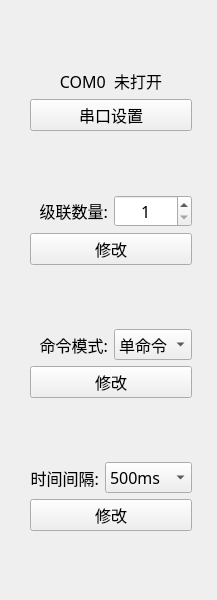
Before: the Qt Designer form IDC_TestSystem/eload/eload_toolbox/eload_settingtoolwid.ui in ChinaClever/IDC_TestSystem, drawn with Qt 5.
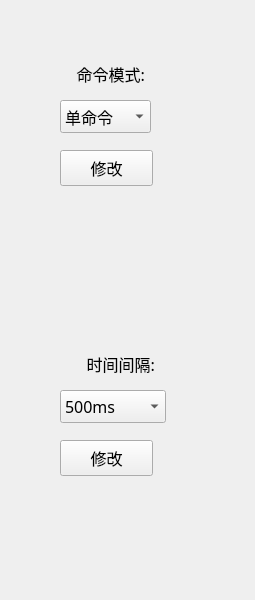
After: the same form once the commit is applied.

Diff of the .ui file:
```diff
--- a/IDC_TestSystem/eload/eload_toolbox/eload_settingtoolwid.ui
+++ b/IDC_TestSystem/eload/eload_toolbox/eload_settingtoolwid.ui
@@ -6,7 +6,7 @@
    <rect>
     <x>0</x>
     <y>0</y>
-    <width>210</width>
+    <width>255</width>
     <height>600</height>
    </rect>
   </property>
@@ -19,38 +19,15 @@
   <property name="windowTitle">
    <string>Form</string>
   </property>
-  <layout class="QVBoxLayout" name="verticalLayout">
-   <property name="leftMargin">
-    <number>30</number>
+  <widget class="QPushButton" name="cmdBtn">
+   <property name="geometry">
+    <rect>
+     <x>60</x>
+     <y>150</y>
+     <width>93</width>
+     <height>36</height>
+    </rect>
    </property>
-   <property name="rightMargin">
-    <number>25</number>
-   </property>
-   <item>
-    <spacer name="verticalSpacer">
-     <property name="orientation">
-      <enum>Qt::Vertical</enum>
-     </property>
-     <property name="sizeHint" stdset="0">
-      <size>
-       <width>20</width>
-       <height>40</height>
-      </size>
-     </property>
-    </spacer>
-   </item>
-   <item>
-    <widget class="QLabel" name="serialLab">
-     <property name="text">
-      <string>COM0  未打开</string>
-     </property>
-     <property name="alignment">
-      <set>Qt::AlignCenter</set>
-     </property>
-    </widget>
-   </item>
-   <item>
-    <widget class="QPushButton" name="serialBtn">
      <property name="minimumSize">
       <size>
        <width>0</width>
@@ -64,52 +41,18 @@
       </size>
      </property>
      <property name="text">
-      <string>串口设置</string>
-     </property>
-    </widget>
-   </item>
-   <item>
-    <spacer name="verticalSpacer_2">
-     <property name="orientation">
-      <enum>Qt::Vertical</enum>
-     </property>
-     <property name="sizeHint" stdset="0">
-      <size>
-       <width>20</width>
-       <height>40</height>
-      </size>
-     </property>
-    </spacer>
-   </item>
-   <item>
-    <layout class="QHBoxLayout" name="horizontalLayout">
-     <item>
-      <widget class="QLabel" name="label_2">
-       <property name="text">
-        <string>级联数量:</string>
-       </property>
-       <property name="alignment">
-        <set>Qt::AlignRight|Qt::AlignTrailing|Qt::AlignVCenter</set>
-       </property>
-      </widget>
-     </item>
-     <item>
-      <widget class="QSpinBox" name="spinBox">
-       <property name="alignment">
-        <set>Qt::AlignCenter</set>
-       </property>
-       <property name="minimum">
-        <number>1</number>
-       </property>
-       <property name="maximum">
-        <number>33</number>
-       </property>
-      </widget>
-     </item>
-    </layout>
-   </item>
-   <item>
-    <widget class="QPushButton" name="devNumBtn">
+    <string>修改</string>
+   </property>
+  </widget>
+  <widget class="QPushButton" name="timeBtn">
+   <property name="geometry">
+    <rect>
+     <x>60</x>
+     <y>440</y>
+     <width>93</width>
+     <height>36</height>
+    </rect>
+   </property>
      <property name="minimumSize">
       <size>
        <width>0</width>
@@ -126,24 +69,15 @@
       <string>修改</string>
      </property>
     </widget>
-   </item>
-   <item>
-    <spacer name="verticalSpacer_3">
-     <property name="orientation">
-      <enum>Qt::Vertical</enum>
-     </property>
-     <property name="sizeHint" stdset="0">
-      <size>
-       <width>20</width>
-       <height>40</height>
-      </size>
-     </property>
-    </spacer>
-   </item>
-   <item>
-    <layout class="QHBoxLayout" name="horizontalLayout_2">
-     <item>
       <widget class="QLabel" name="label_8">
+   <property name="geometry">
+    <rect>
+     <x>60</x>
+     <y>60</y>
+     <width>85</width>
+     <height>27</height>
+    </rect>
+   </property>
        <property name="text">
         <string>命令模式:</string>
        </property>
@@ -151,9 +85,15 @@
         <set>Qt::AlignRight|Qt::AlignTrailing|Qt::AlignVCenter</set>
        </property>
       </widget>
-     </item>
-     <item>
       <widget class="QComboBox" name="cmdBox">
+   <property name="geometry">
+    <rect>
+     <x>60</x>
+     <y>100</y>
+     <width>91</width>
+     <height>33</height>
+    </rect>
+   </property>
        <item>
         <property name="text">
          <string>单命令</string>
@@ -165,39 +105,15 @@
         </property>
        </item>
       </widget>
-     </item>
-    </layout>
-   </item>
-   <item>
-    <widget class="QPushButton" name="cmdBtn">
-     <property name="minimumSize">
-      <size>
-       <width>0</width>
-       <height>31</height>
-      </size>
-     </property>
-     <property name="text">
-      <string>修改</string>
-     </property>
-    </widget>
-   </item>
-   <item>
-    <spacer name="verticalSpacer_4">
-     <property name="orientation">
-      <enum>Qt::Vertical</enum>
-     </property>
-     <property name="sizeHint" stdset="0">
-      <size>
-       <width>20</width>
-       <height>40</height>
-      </size>
-     </property>
-    </spacer>
-   </item>
-   <item>
-    <layout class="QHBoxLayout" name="horizontalLayout_3">
-     <item>
       <widget class="QLabel" name="label_7">
+   <property name="geometry">
+    <rect>
+     <x>70</x>
+     <y>350</y>
+     <width>85</width>
+     <height>27</height>
+    </rect>
+   </property>
        <property name="text">
         <string>时间间隔:</string>
        </property>
@@ -205,9 +121,15 @@
         <set>Qt::AlignRight|Qt::AlignTrailing|Qt::AlignVCenter</set>
        </property>
       </widget>
-     </item>
-     <item>
       <widget class="QComboBox" name="timeBox">
+   <property name="geometry">
+    <rect>
+     <x>60</x>
+     <y>390</y>
+     <width>106</width>
+     <height>33</height>
+    </rect>
+   </property>
        <item>
         <property name="text">
          <string>500ms</string>
@@ -224,36 +146,6 @@
         </property>
        </item>
       </widget>
-     </item>
-    </layout>
-   </item>
-   <item>
-    <widget class="QPushButton" name="timeBtn">
-     <property name="minimumSize">
-      <size>
-       <width>0</width>
-       <height>31</height>
-      </size>
-     </property>
-     <property name="text">
-      <string>修改</string>
-     </property>
-    </widget>
-   </item>
-   <item>
-    <spacer name="verticalSpacer_5">
-     <property name="orientation">
-      <enum>Qt::Vertical</enum>
-     </property>
-     <property name="sizeHint" stdset="0">
-      <size>
-       <width>20</width>
-       <height>40</height>
-      </size>
-     </property>
-    </spacer>
-   </item>
-  </layout>
  </widget>
  <resources/>
  <connections/>
```
Left out of the diff: 12 changed lines with no effect on the pictures. Lines whose indentation alone changed are shown as unchanged.
